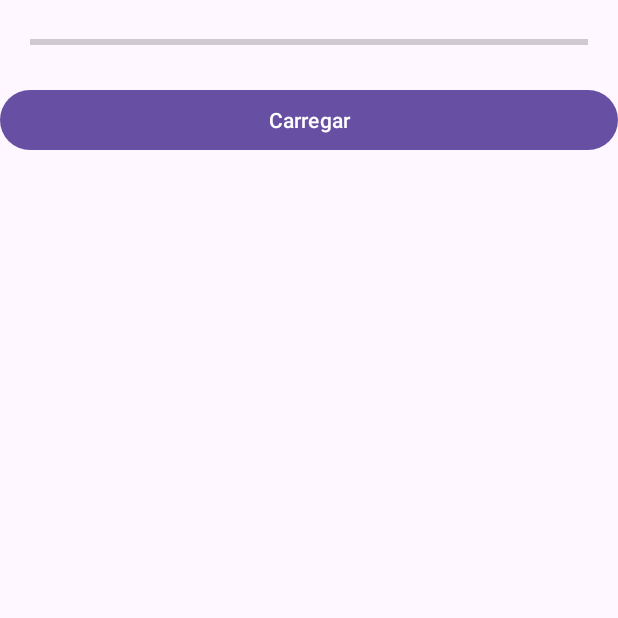
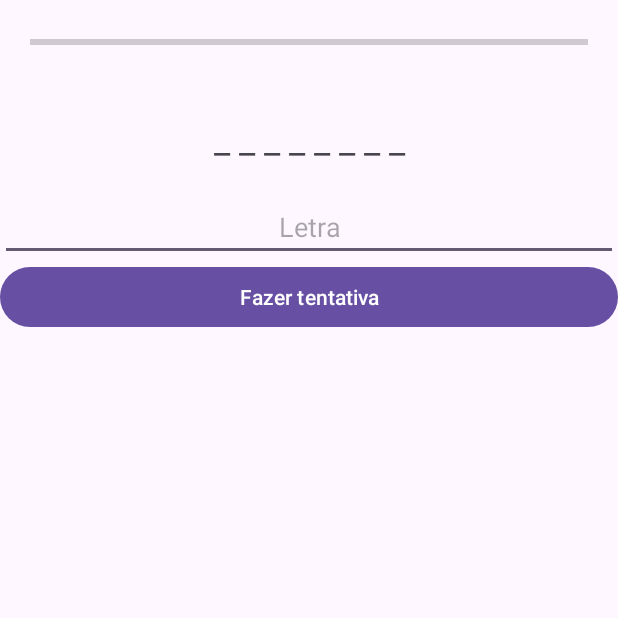
Before and after one commit to PepeTonin/mobile-aula-progress-bar, an Android app: the screen it shows after launch (MainActivity), on a phone screen of 412 x 824 dp, the top half of it. Run offline under Robolectric (Android 15) with nearby library versions, the phone set to English and light mode, and no system bars.

Commit message:
comoce desenvolvimento da atividade

```diff
--- a/app/src/main/java/com/example/progressbar/MainActivity.java
+++ b/app/src/main/java/com/example/progressbar/MainActivity.java
@@ -5,12 +5,15 @@ import androidx.appcompat.app.AppCompatActivity;
 import android.os.Bundle;
 import android.view.View;
 import android.widget.ProgressBar;
+import android.widget.TextView;
 
 public class MainActivity extends AppCompatActivity {
 
     private ProgressBar progressBarHorizontal;
-    private ProgressBar progressBarCircular;
+    private TextView textView;
     private int progress;
+    private String chosedWord;
+    private String wordPlaceholder;
 
     @Override
     protected void onCreate(Bundle savedInstanceState) {
@@ -18,21 +21,32 @@ public class MainActivity extends AppCompatActivity {
         setContentView(R.layout.activity_main);
 
         progressBarHorizontal = findViewById(R.id.progressBarHorizontal);
-        progressBarCircular = findViewById(R.id.progressBarCircular);
+        textView = findViewById(R.id.textView);
 
-        progressBarCircular.setVisibility(View.GONE);
+        String[] words = {
+                "casa", "bola", "livro", "mesa", "luz", "dedo", "roda", "chuva", "festa", "gato",
+                "mochila", "banana", "piano", "fogao", "janela", "musica", "filme", "estrada", "escola", "ponte",
+                "mar", "sol", "lua", "cama", "vento", "copo", "prato", "porta", "teatro", "arvore",
+                "cadeira", "sapato", "relogio", "aviao", "bicicleta", "computador", "telefone", "sorvete", "mangueira", "piscina",
+                "jardim", "jogador", "pintura", "cachorro", "girafa", "elefante", "tigre", "leao", "zebra", "crocodilo"
+        };
+        int randomIndex = (int) (Math.random() * words.length);
+        chosedWord = words[randomIndex];
 
-        progress = 0;
+        wordPlaceholder = "";
+        for (int i=0; i<chosedWord.length(); i++){
+            if (i<chosedWord.length()-1){
+                wordPlaceholder += "_ ";
+            } else {
+                wordPlaceholder += "_";
+            }
+        }
+
+        textView.setText(wordPlaceholder);
+
     }
 
-    public void loadProgressBar(View view){
-        this.progress = this.progress + 1;
-        progressBarHorizontal.setProgress(this.progress);
+    public void tryLetter(View view){
 
-        progressBarCircular.setVisibility(View.VISIBLE);
-
-        if (this.progress > 10) {
-            progressBarCircular.setVisibility(View.GONE);
-        }
     }
 }
--- a/app/src/main/res/layout/activity_main.xml
+++ b/app/src/main/res/layout/activity_main.xml
@@ -18,19 +18,29 @@
         android:progressTint="@color/design_default_color_primary"
         android:visibility="visible" />
 
+    <TextView
+        android:id="@+id/textView"
+        android:layout_width="match_parent"
+        android:layout_height="wrap_content"
+        android:capitalize="characters"
+        android:padding="20dp"
+        android:textAlignment="center"
+        android:textSize="24sp" />
+
+    <EditText
+        android:id="@+id/editTextText"
+        android:layout_width="match_parent"
+        android:layout_height="wrap_content"
+        android:ems="10"
+        android:hint="Letra"
+        android:inputType="text"
+        android:textAlignment="center" />
+
     <Button
         android:id="@+id/button"
         android:layout_width="match_parent"
         android:layout_height="wrap_content"
-        android:onClick="loadProgressBar"
-        android:text="Carregar" />
-
-    <ProgressBar
-        android:id="@+id/progressBarCircular"
-        style="?android:attr/progressBarStyle"
-        android:layout_width="match_parent"
-        android:layout_height="wrap_content"
-        android:padding="20dp"
-        android:progressTint="@color/design_default_color_primary" />
+        android:onClick="tryLetter"
+        android:text="Fazer tentativa" />
 
 </LinearLayout>
```
